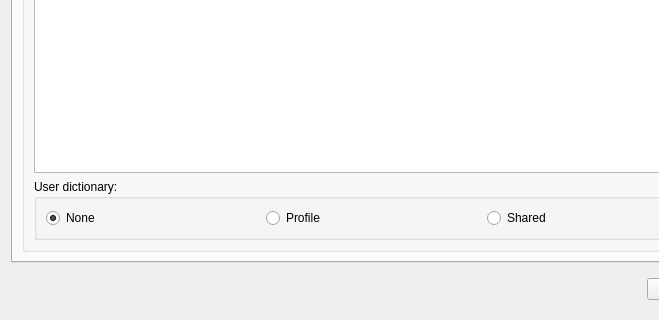
The window that src/ui/profile_preferences.ui (Mudlet/Mudlet) describes before a commit, drawn with Qt 5; both pictures show x 0 to 659 and y 488 to 808 of the 747 by 808 pixel window.
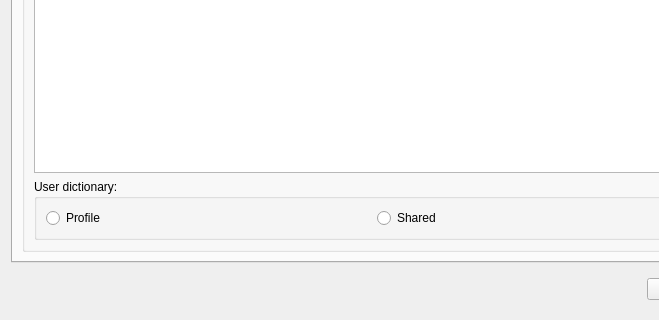
The same window after the commit. The open tabs and pages were chosen to show the change. Icons and pictures are not drawn. Custom widgets are drawn as their Qt base class.

Commit message:
Remove "no user dictionary" item
radioButton_userDictionary_none is not used at all, was left over from prototype, therefore should not confuse translators

Patch:
```diff
--- a/src/ui/profile_preferences.ui
+++ b/src/ui/profile_preferences.ui
@@ -576,19 +576,6 @@
              <string>User dictionary:</string>
             </property>
             <layout class="QHBoxLayout" name="horizontalLayout_userDictionary">
-             <item>
-              <widget class="QRadioButton" name="radioButton_userDictionary_none">
-               <property name="toolTip">
-                <string>&lt;p&gt;A user dictionary will not be used on the main console command line. Lua commands that target a user dictionary will return &lt;tt&gt;nil&lt;/t&gt; and &lt;i&gt;an error message&lt;/i&gt;.&lt;/p&gt;&lt;p&gt;It will still, however, be possible to access the main dictionary selected above.&lt;/p&gt;</string>
-               </property>
-               <property name="text">
-                <string>None</string>
-               </property>
-               <property name="checked">
-                <bool>true</bool>
-               </property>
-              </widget>
-             </item>
              <item>
               <widget class="QRadioButton" name="radioButton_userDictionary_profile">
                <property name="toolTip">
```
